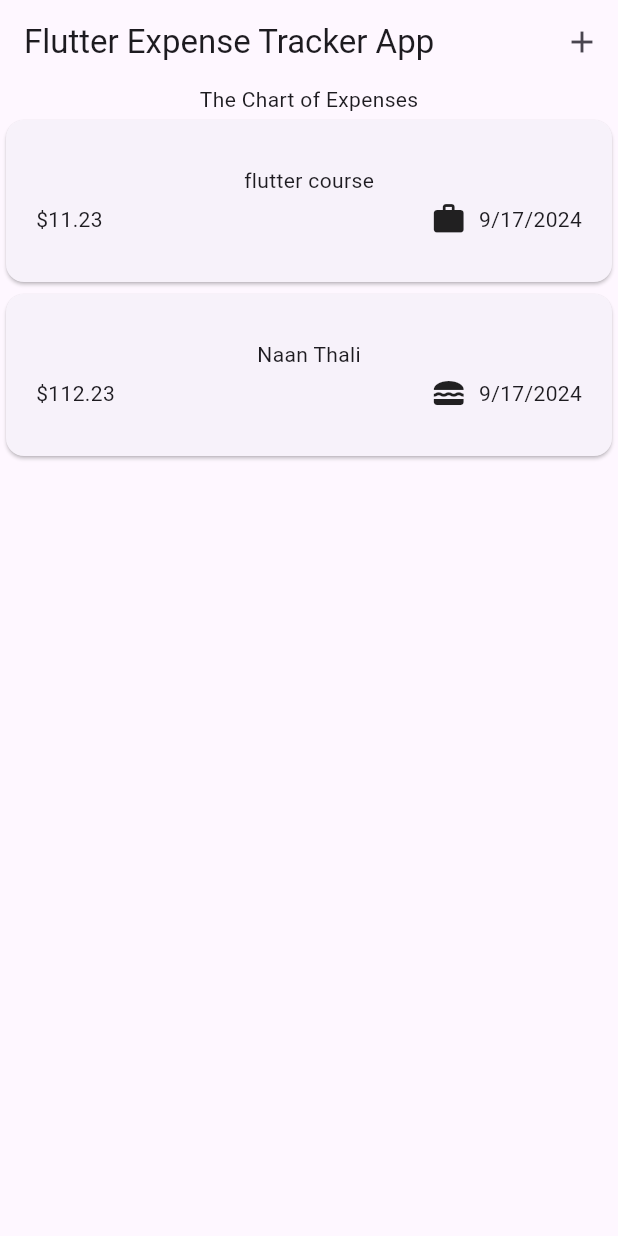
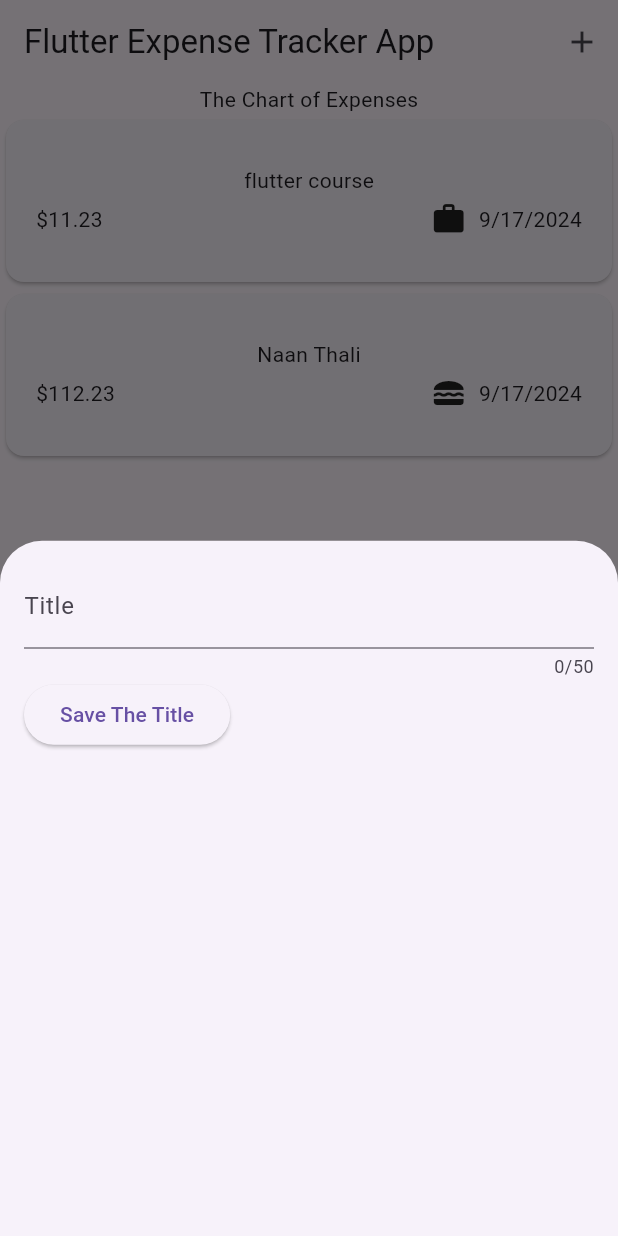
Before and after one commit to Roshan9760/Flutter-Learning-Module-3, a Flutter app: the screen it shows after launch, after a tap on the "add" icon, on a phone screen of 412 x 824 dp. Run offline on Flutter 3.47's test engine with Material 3 defaults, Android fonts, the light colour scheme and no system bars.

Commit message:
handling text input value

```diff
--- a/lib/widget/expenses.dart
+++ b/lib/widget/expenses.dart
@@ -1,4 +1,5 @@
 import 'package:expensetrackerapp/widget/expenses_list/expenses_list.dart';
+import 'package:expensetrackerapp/widget/new_expense.dart';
 import 'package:flutter/material.dart';
 import 'package:expensetrackerapp/models/expense.dart';
 
@@ -23,15 +24,24 @@ class _ExprensesSatate extends State<Exprenses> {
         date: DateTime.now(),
         category: Category.food)
   ];
+
+  void _openAndAddExpenseOverley() {
+    showModalBottomSheet(
+        context: context,
+        builder: (cntx) {
+          return const NewExpense();
+        });
+  }
+
   @override
   Widget build(context) {
     return Scaffold(
       appBar: AppBar(
-        title:const Text("Flutter Expense Tracker App"),
+        title: Text("Flutter Expense Tracker App"),
         actions: [
           IconButton(
-            onPressed: (){},
-            icon:const  Icon(Icons.add),
+            onPressed: _openAndAddExpenseOverley,
+            icon: const Icon(Icons.add),
           ),
         ],
       ),
--- /dev/null
+++ b/lib/widget/new_expense.dart
@@ -0,0 +1,44 @@
+import 'package:flutter/material.dart';
+
+class NewExpense extends StatefulWidget {
+  const NewExpense({super.key});
+  @override
+  State<NewExpense> createState() {
+    return _NewExpenseSatate();
+  }
+}
+
+class _NewExpenseSatate extends State<NewExpense> {
+  var _enteredTitle = '';
+
+  void _saveTitleInput(String inputText) {
+    _enteredTitle = inputText;
+  }
+
+  @override
+  Widget build(BuildContext context) {
+    // TODO: implement build
+    return Padding(
+      padding: EdgeInsets.all(16),
+      child: Column(
+        children: [
+          TextField(
+            maxLength: 50,
+            onChanged: _saveTitleInput,
+            decoration: InputDecoration(label: Text('Title')),
+          ),
+          Row(
+            children: [
+              ElevatedButton(
+                onPressed: () {
+                  print(_enteredTitle);
+                },
+                child: const Text('Save The Title'),
+              )
+            ],
+          )
+        ],
+      ),
+    );
+  }
+}
```
Lines whose indentation alone changed are shown as unchanged.
